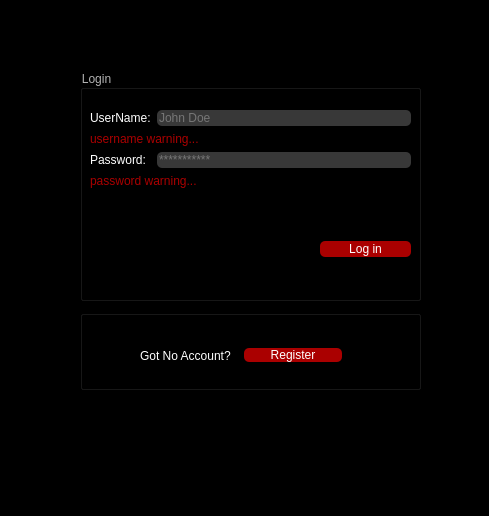
First picture: the form in loginpage.ui, repository borhanem/Messenger_Void_13, before the edit.
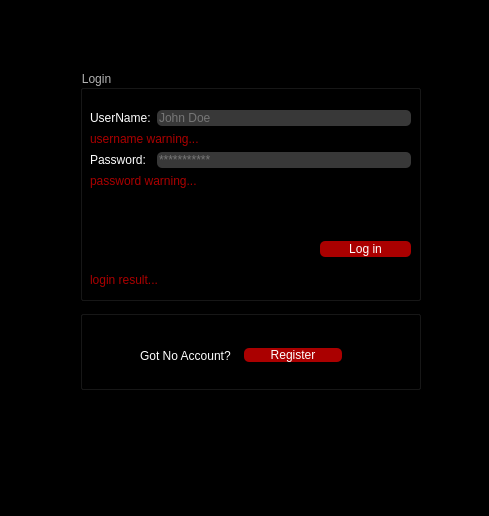
Second picture: the form after the edit.

What changed in the file:
```diff
--- a/loginpage.ui
+++ b/loginpage.ui
@@ -129,6 +129,22 @@
      </item>
     </layout>
    </widget>
+   <widget class="QLabel" name="login_result_lbl">
+    <property name="geometry">
+     <rect>
+      <x>10</x>
+      <y>200</y>
+      <width>319</width>
+      <height>20</height>
+     </rect>
+    </property>
+    <property name="styleSheet">
+     <string notr="true">color: rgb(170, 0, 0);</string>
+    </property>
+    <property name="text">
+     <string>login result...</string>
+    </property>
+   </widget>
   </widget>
   <widget class="QGroupBox" name="groupBox_2">
    <property name="geometry">
```
